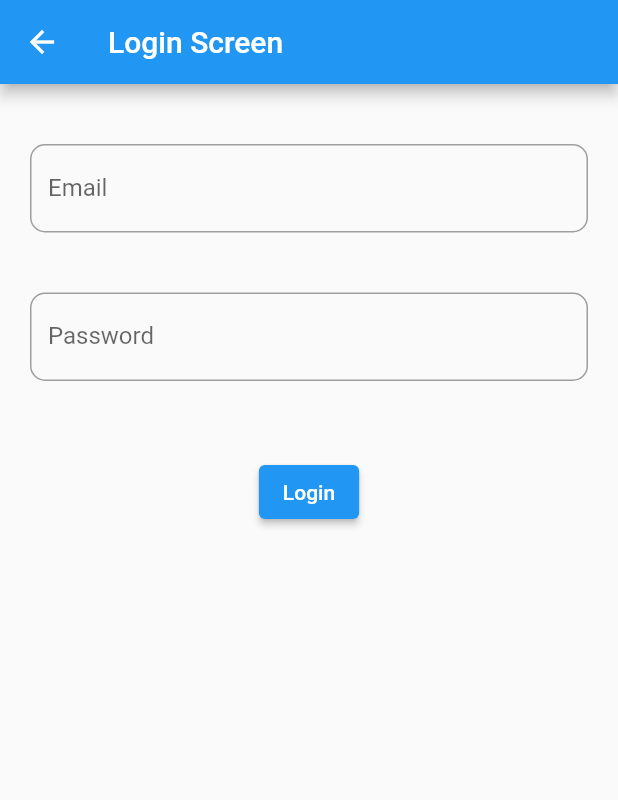
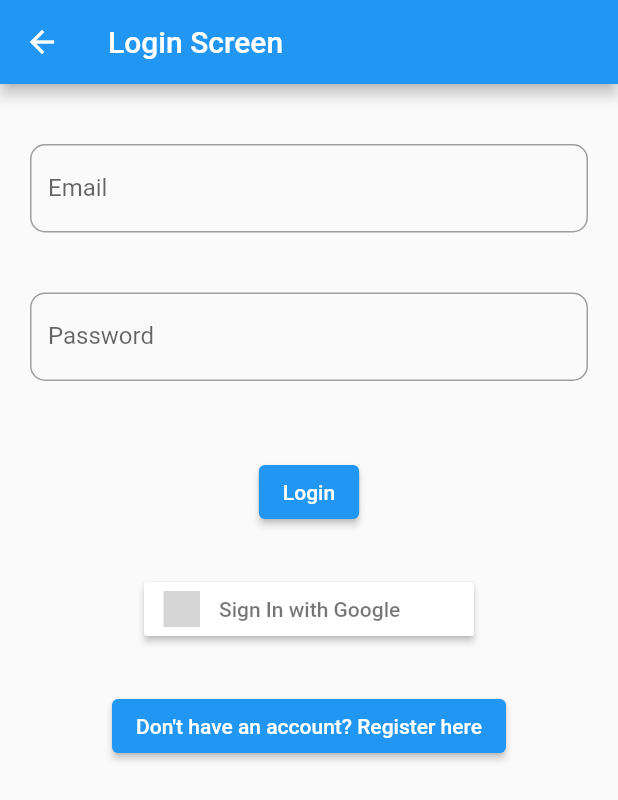
Before and after one commit to pramodsinghneone/firebase_crud, a Flutter app: the LoginView screen opened directly, on a phone screen of 412 x 824 dp. Shown: the top 800 px of the screen. Run offline on Flutter 3.47's test engine with Material 2 defaults, Android fonts, the light colour scheme and no system bars; our stand-ins replace bloc, cloud_firestore, equatable, firebase_auth, firebase_core, flutter_bloc and 4 more; accounts and stored records are empty; grey boxes are pictures that could not be loaded.

Commit message:
google login added

```diff
--- a/lib/main.dart
+++ b/lib/main.dart
@@ -10,6 +10,7 @@ import 'package:firebase_crud_demo/widgets/bloc_observer.dart';
 import 'package:flutter/material.dart';
 import 'package:flutter/services.dart';
 import 'package:flutter_bloc/flutter_bloc.dart';
+import 'package:get/get.dart';
 
 Future<void> main() async {
   WidgetsFlutterBinding.ensureInitialized();
@@ -52,7 +53,7 @@ class MyApp extends StatelessWidget {
             ),
           ),
         ],
-        child: MaterialApp(
+        child: GetMaterialApp(
           debugShowCheckedModeBanner: false,
           title: 'Firebase Crud',
           theme: ThemeData(
--- a/lib/presentation/login/login_view.dart
+++ b/lib/presentation/login/login_view.dart
@@ -7,8 +7,25 @@ import '../../view_model/login/bloc/login_bloc.dart';
 import '../../view_model/registration/bloc/registration_bloc.dart';
 import '../../widgets/text_form_widget.dart';
 
-class LoginView extends StatelessWidget {
+class LoginView extends StatefulWidget {
   const LoginView({Key? key}) : super(key: key);
+
+  @override
+  State<LoginView> createState() => _LoginViewState();
+}
+
+class _LoginViewState extends State<LoginView> {
+  @override
+  void initState() {
+    super.initState();
+    context.read<LoginBloc>().emit(LoginInitial());
+  }
+
+  @override
+  void dispose() {
+    // context.read<LoginBloc>().emit(LoginInitial());
+    super.dispose();
+  }
 
   @override
   Widget build(BuildContext context) {
@@ -32,11 +49,11 @@ class LoginView extends StatelessWidget {
             listener: (context, state) {
               if (state is LoginLoaded) {
                 if (state.resMsg == 'loggedIn') {
-                  ScaffoldMessenger.of(context)
-                      .showSnackBar(const SnackBar(content: Text('Logged In')));
+                  // ScaffoldMessenger.of(context)
+                  //     .showSnackBar(const SnackBar(content: Text('Logged In')));
                   context.read<LoginBloc>().emailControllerLogin.clear();
                   context.read<LoginBloc>().passwordControllerLogin.clear();
-                  Navigator.push(context,
+                  Navigator.pushReplacement(context,
                       MaterialPageRoute(builder: (_) => HomePageFormWidget()));
                 }
               }
--- a/lib/presentation/login/widgets/login_button.dart
+++ b/lib/presentation/login/widgets/login_button.dart
@@ -1,25 +1,51 @@
+import 'package:firebase_crud_demo/presentation/register_page/register_view.dart';
 import 'package:firebase_crud_demo/view_model/login/bloc/login_bloc.dart';
 import 'package:flutter/material.dart';
 import 'package:flutter_bloc/flutter_bloc.dart';
+import 'package:flutter_signin_button/flutter_signin_button.dart';
 
 class LoginButton extends StatelessWidget {
   const LoginButton({Key? key}) : super(key: key);
 
   @override
   Widget build(BuildContext context) {
-    return ElevatedButton(
+    return Column(
+      children: [
+        ElevatedButton(
           onPressed: () {
             if (context.read<LoginBloc>().emailControllerLogin.text.isEmpty &&
-            context.read<LoginBloc>().passwordControllerLogin.text.isEmpty) {
+                context
+                    .read<LoginBloc>()
+                    .passwordControllerLogin
+                    .text
+                    .isEmpty) {
               ScaffoldMessenger.of(context).showSnackBar(
                   const SnackBar(content: Text('Please fill all details')));
               return;
             }
             context.read<LoginBloc>().add(LoginGetEvent(
                 email: context.read<LoginBloc>().emailControllerLogin.text,
-            password: context.read<LoginBloc>().passwordControllerLogin.text));
+                password:
+                    context.read<LoginBloc>().passwordControllerLogin.text));
           },
           child: const Text('Login'),
+        ),
+        const SizedBox(height: 30),
+        SignInButton(
+          Buttons.Google,
+          text: "Sign In with Google",
+          onPressed: () {
+            context.read<LoginBloc>().add(GoogleLoginSignInevent());
+          },
+        ),
+        const SizedBox(height: 30),
+        ElevatedButton(
+            onPressed: () {
+              Navigator.push(
+                  context, MaterialPageRoute(builder: (_) => RegisterPage()));
+            },
+            child: const Text('Don\'t have an account? Register here')),
+      ],
     );
   }
 }
--- a/lib/presentation/register_page/widgets/register_button.dart
+++ b/lib/presentation/register_page/widgets/register_button.dart
@@ -32,6 +32,7 @@ class RegisterButton extends StatelessWidget {
           },
           child: const Text('Register'),
         ),
+        const SizedBox(height: 30),
         ElevatedButton(
             onPressed: onLoginClick, child: const Text('Go to Login Page')),
       ],
--- a/lib/view_model/login/bloc/login_event.dart
+++ b/lib/view_model/login/bloc/login_event.dart
@@ -15,3 +15,8 @@ class LoginGetEvent extends LoginEvent {
   @override
   List<Object> get props => [email, password];
 }
+
+class GoogleLoginSignInevent extends LoginEvent {
+  @override
+  List<Object> get props => [];
+}
--- a/lib/view_model/login/bloc/login_state.dart
+++ b/lib/view_model/login/bloc/login_state.dart
@@ -30,3 +30,23 @@ class LoginError extends LoginState {
   @override
   List<Object> get props => [errorMsg];
 }
+
+class GoogleSignInLoginLoading extends LoginState {
+  @override
+  List<Object> get props => [];
+}
+
+class GoogleSignInLoginLoaded extends LoginState {
+  final GoogleSignInAccount? signInAccount;
+
+  GoogleSignInLoginLoaded({required this.signInAccount});
+  @override
+  List<Object> get props => [signInAccount!];
+}
+
+class GoogleSignInLoginError extends LoginState {
+  final String error;
+  GoogleSignInLoginError({required this.error});
+  @override
+  List<Object> get props => [error];
+}
--- a/lib/view_model/registration/bloc/registration_event.dart
+++ b/lib/view_model/registration/bloc/registration_event.dart
@@ -15,3 +15,13 @@ class RegistrationGetEvent extends RegistrationEvent {
   @override
   List<Object> get props => [email, password];
 }
+
+class GoogleSignInEvent extends RegistrationEvent {
+  @override
+  List<Object> get props => [];
+}
+
+class GoogleSignOutEvent extends RegistrationEvent {
+  @override
+  List<Object> get props => [];
+}
--- a/lib/view_model/registration/bloc/registration_state.dart
+++ b/lib/view_model/registration/bloc/registration_state.dart
@@ -30,3 +30,31 @@ class RegistrationError extends RegistrationState {
   @override
   List<Object> get props => [errorMsg];
 }
+
+class GoogleSignInLoading extends RegistrationState {
+  @override
+  List<Object> get props => [];
+}
+
+class GoogleSignInLoaded extends RegistrationState {
+  final GoogleSignInAccount? signInAccount;
+
+  GoogleSignInLoaded({required this.signInAccount});
+  @override
+  List<Object> get props => [signInAccount!];
+}
+
+class GoogleSignInError extends RegistrationState {
+  final String error;
+  GoogleSignInError({required this.error});
+  @override
+  List<Object> get props => [error];
+}
+
+class GoogleSignOut extends RegistrationState {
+  final String? message;
+
+  GoogleSignOut({required this.message});
+  @override
+  List<Object> get props => [message!];
+}
--- a/pubspec.yaml
+++ b/pubspec.yaml
@@ -42,7 +42,10 @@ dependencies:
   equatable: ^2.0.5
   flutter_slidable: ^2.0.0
   firebase_auth: ^3.9.0
-
+  google_sign_in_web: ^0.10.2
+  google_sign_in: ^5.4.2
+  flutter_signin_button: ^2.0.0
+  get: ^4.6.5
 
 dev_dependencies:
   flutter_test:
```
Also changed, not shown: lib/presentation/products_page/components/home_list.dart (+42 -0 lines), lib/presentation/register_page/register_view.dart (+54 -1 lines), lib/view_model/login/bloc/login_bloc.dart (+20 -0 lines), lib/view_model/registration/bloc/registration_bloc.dart (+25 -0 lines), lib/widgets/authentication_helper.dart (+33 -0 lines), 1 other file. Lines whose indentation alone changed are shown as unchanged.
